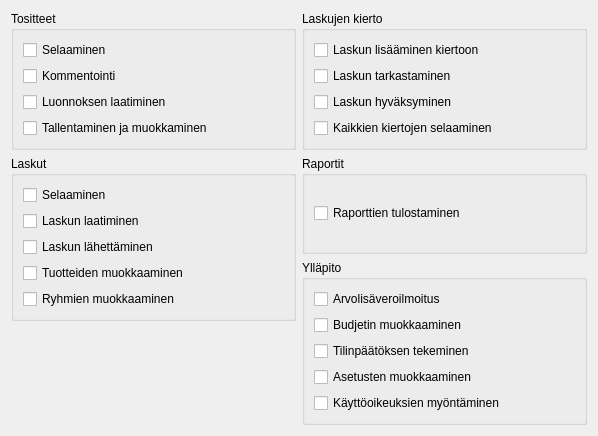
First picture: the form in kitsas/maaritys/kayttooikeudet/oikeuswidget.ui, repository artoh/kitupiikki, before the edit.
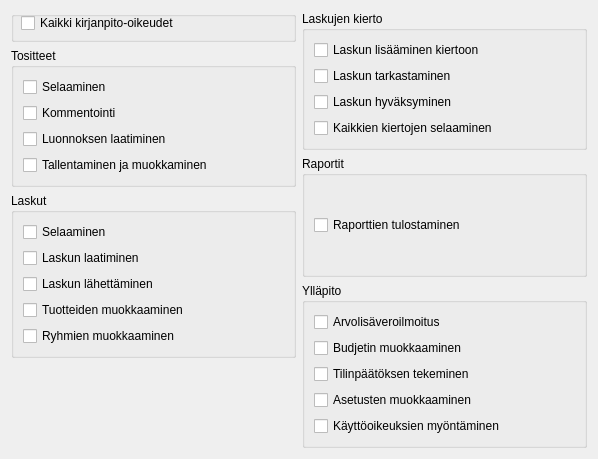
Second picture: the form after the edit.

Commit message: R-oikeuden näyttäminen ja antaminen

Patch:
```diff
--- a/kitsas/maaritys/kayttooikeudet/oikeuswidget.ui
+++ b/kitsas/maaritys/kayttooikeudet/oikeuswidget.ui
@@ -7,7 +7,7 @@
     <x>0</x>
     <y>0</y>
     <width>598</width>
-    <height>436</height>
+    <height>459</height>
    </rect>
   </property>
   <property name="windowTitle">
@@ -16,6 +16,29 @@
   <layout class="QHBoxLayout" name="horizontalLayout">
    <item>
     <layout class="QVBoxLayout" name="verticalLayout_8">
+     <item>
+      <widget class="QGroupBox" name="groupBox">
+       <property name="title">
+        <string/>
+       </property>
+       <widget class="QCheckBox" name="checkBox_R">
+        <property name="geometry">
+         <rect>
+          <x>10</x>
+          <y>0</y>
+          <width>261</width>
+          <height>24</height>
+         </rect>
+        </property>
+        <property name="text">
+         <string>Kaikki kirjanpito-oikeudet</string>
+        </property>
+        <property name="Oikeus" stdset="0">
+         <string notr="true">R</string>
+        </property>
+       </widget>
+      </widget>
+     </item>
      <item>
       <widget class="QGroupBox" name="groupBox_3">
        <property name="title">
```
Left out of the diff: 3 changed lines with no effect on the pictures. The commit also changes 2 other files.
